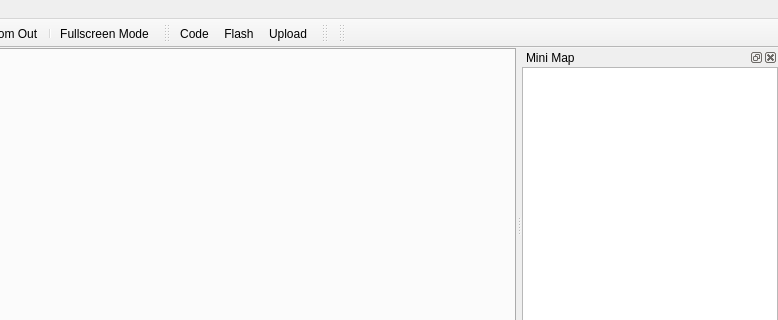
The window that qrgui/mainwindow/mainWindow.ui (qreal/qreal) describes before a commit, drawn with Qt 5; both pictures show x 410 to 1188 and y 0 to 320 of the 1188 by 641 pixel window.
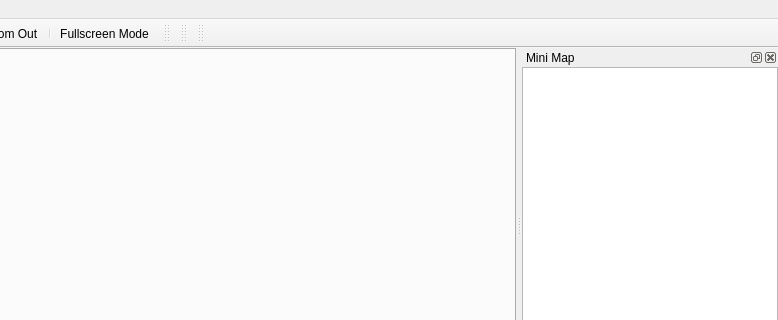
The same window after the commit. Icons and pictures are not drawn. Custom widgets are drawn as their Qt base class.

Commit message: NXT generator moved to separate plugin (at least, it compiles)

The edit to the form file:
```diff
--- a/qrgui/mainwindow/mainWindow.ui
+++ b/qrgui/mainwindow/mainWindow.ui
@@ -225,20 +225,6 @@
     </layout>
    </widget>
   </widget>
-  <widget class="QToolBar" name="generatorsToolbar">
-   <property name="windowTitle">
-    <string>toolBar</string>
-   </property>
-   <attribute name="toolBarArea">
-    <enum>TopToolBarArea</enum>
-   </attribute>
-   <attribute name="toolBarBreak">
-    <bool>false</bool>
-   </attribute>
-   <addaction name="actionCode"/>
-   <addaction name="actionFlash_Robot"/>
-   <addaction name="actionUpload_Program"/>
-  </widget>
   <widget class="QToolBar" name="parsersToolbar">
    <property name="windowTitle">
     <string>toolBar</string>
@@ -362,6 +348,17 @@
     <bool>false</bool>
    </attribute>
   </widget>
+  <widget class="QToolBar" name="generatorsToolbar">
+   <property name="windowTitle">
+    <string>toolBar</string>
+   </property>
+   <attribute name="toolBarArea">
+    <enum>TopToolBarArea</enum>
+   </attribute>
+   <attribute name="toolBarBreak">
+    <bool>false</bool>
+   </attribute>
+  </widget>
   <action name="actionQuit">
    <property name="checkable">
     <bool>false</bool>
@@ -647,30 +644,6 @@
     <string>Ctrl+Shift+N</string>
    </property>
   </action>
-  <action name="actionCode">
-   <property name="text">
-    <string>Code</string>
-   </property>
-   <property name="toolTip">
-    <string>Generate source code for robot</string>
-   </property>
-  </action>
-  <action name="actionUpload_Program">
-   <property name="text">
-    <string>Upload</string>
-   </property>
-   <property name="toolTip">
-    <string>Upload program into robot</string>
-   </property>
-  </action>
-  <action name="actionFlash_Robot">
-   <property name="text">
-    <string>Flash</string>
-   </property>
-   <property name="toolTip">
-    <string>Flash nxtOSEK into robot</string>
-   </property>
-  </action>
   <action name="actionImport">
    <property name="text">
     <string>Import...</string>
```
Left out of the diff: 14 changed lines with no effect on the pictures. The commit also changes 51 other files.
